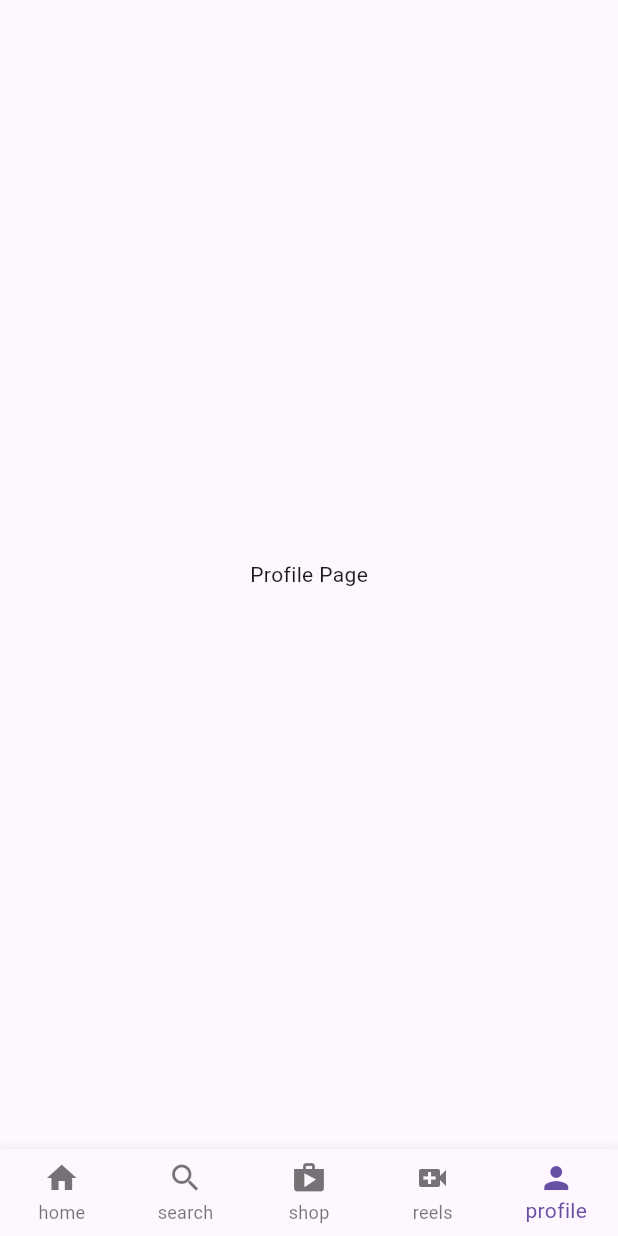
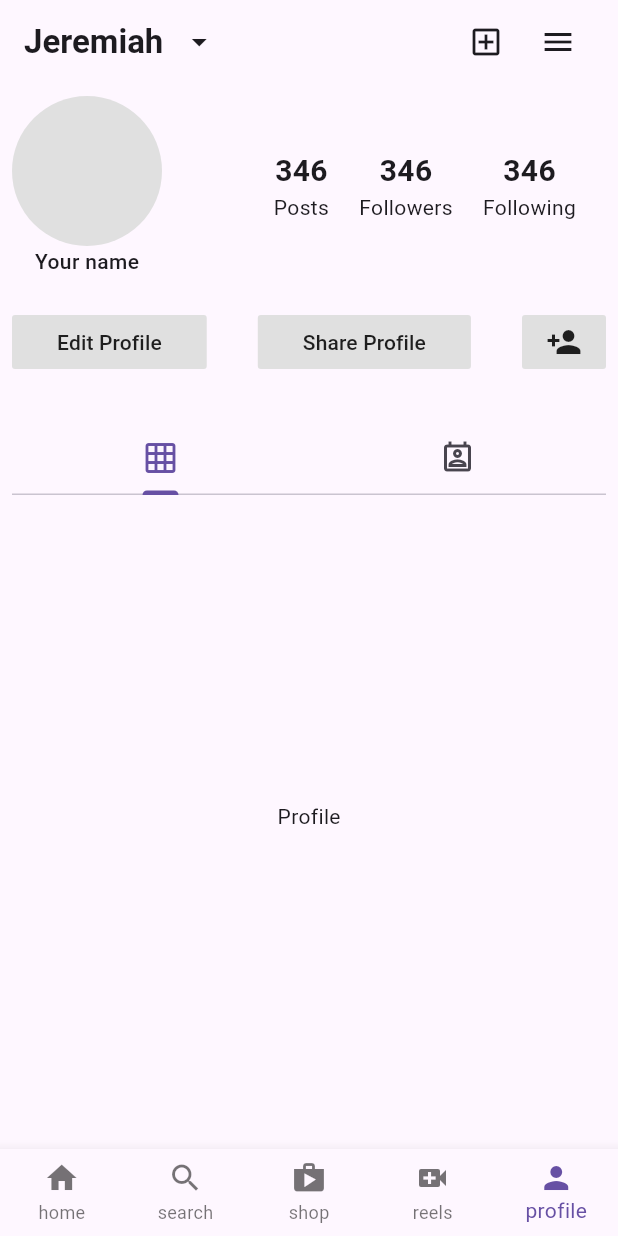
Before and after one commit to JER3MIAH/flutter_instagram_clone, a Flutter app: the screen it shows after launch, item 5 of the bottom bar chosen, on a phone screen of 412 x 824 dp. Run offline on Flutter 3.47's test engine with Material 3 defaults, Android fonts, the phone set to English and light mode, and no system bars.

Commit message:
Implement Profile page(ui)

```diff
--- a/lib/ui/features/profile/pages/profile_page.dart
+++ b/lib/ui/features/profile/pages/profile_page.dart
@@ -1,13 +1,148 @@
 import 'package:flutter/material.dart';
+import 'package:flutter_instagram_clone/ui/features/profile/widgets/profile_button.dart';
 
 class ProfilePage extends StatelessWidget {
   const ProfilePage({super.key});
 
   @override
   Widget build(BuildContext context) {
-    return Scaffold(
-      body: Center(
-        child: Text('Profile Page'),
+    return DefaultTabController(
+      length: 2,
+      child: Scaffold(
+        appBar: AppBar(
+          backgroundColor: Colors.transparent,
+          elevation: 0,
+          title: Row(
+            children: [
+              const Text(
+                'Jeremiah',
+                style: TextStyle(fontWeight: FontWeight.bold),
+              ),
+              IconButton(
+                onPressed: () {},
+                icon: const Icon(Icons.arrow_drop_down),
+              ),
+              const Spacer(),
+              IconButton(
+                onPressed: () {},
+                icon: const Icon(Icons.add_box_outlined),
+              ),
+              DrawerButton(
+                onPressed: () {},
+              ),
+            ],
+          ),
+          scrolledUnderElevation: 9,
+        ),
+        body: Padding(
+          padding: const EdgeInsets.all(8.0),
+          child: Column(
+            children: [
+              Row(
+                children: [
+                  Column(
+                    children: [
+                      Container(
+                        height: 100,
+                        width: 100,
+                        decoration: BoxDecoration(
+                          shape: BoxShape.circle,
+                          color: Colors.grey[300],
+                        ),
+                      ),
+                      const Text(
+                        'Your name',
+                        style: TextStyle(fontWeight: FontWeight.w500),
+                      ),
+                    ],
+                  ),
+                  const Spacer(),
+                  const Row(
+                    children: [
+                      Column(
+                        children: [
+                          Text(
+                            '346',
+                            style: TextStyle(
+                                fontSize: 20, fontWeight: FontWeight.bold),
+                          ),
+                          Text('Posts'),
+                        ],
+                      ),
+                      SizedBox(width: 20),
+                      Column(
+                        children: [
+                          Text(
+                            '346',
+                            style: TextStyle(
+                                fontSize: 20, fontWeight: FontWeight.bold),
+                          ),
+                          Text('Followers'),
+                        ],
+                      ),
+                      SizedBox(width: 20),
+                      Column(
+                        children: [
+                          Text(
+                            '346',
+                            style: TextStyle(
+                                fontSize: 20, fontWeight: FontWeight.bold),
+                          ),
+                          Text('Following'),
+                        ],
+                      ),
+                      SizedBox(width: 20),
+                    ],
+                  ),
+                ],
+              ),
+              const SizedBox(height: 20),
+              Row(
+                mainAxisAlignment: MainAxisAlignment.spaceBetween,
+                children: [
+                  const ProfileButton(
+                    text: 'Edit Profile',
+                    padding: EdgeInsets.symmetric(horizontal: 30),
+                  ),
+                  const ProfileButton(
+                    text: 'Share Profile',
+                    padding: EdgeInsets.symmetric(horizontal: 30),
+                  ),
+                  MaterialButton(
+                    onPressed: () {},
+                    color: Colors.grey[300],
+                    elevation: 0,
+                    minWidth: 30,
+                    child: const Icon(Icons.person_add),
+                  ),
+                ],
+              ),
+              const SizedBox(height: 30),
+              const TabBar(
+                tabs: [
+                  Tab(
+                    child: Icon(Icons.grid_on_outlined),
+                  ),
+                  Tab(
+                    child: Icon(Icons.perm_contact_cal_outlined),
+                  ),
+                ],
+              ),
+              const Expanded(
+                child: TabBarView(
+                  children: [
+                    Center(
+                      child: Text('Profile'),
+                    ),
+                    Center(
+                      child: Text('Photos and videos'),
+                    ),
+                  ],
+                ),
+              )
+            ],
+          ),
+        ),
       ),
     );
   }
--- /dev/null
+++ b/lib/ui/features/profile/widgets/profile_button.dart
@@ -0,0 +1,22 @@
+import 'package:flutter/material.dart';
+
+class ProfileButton extends StatelessWidget {
+  final EdgeInsetsGeometry? padding;
+  final String text;
+  const ProfileButton({
+    super.key,
+    this.padding,
+    required this.text,
+  });
+
+  @override
+  Widget build(BuildContext context) {
+    return MaterialButton(
+      onPressed: () {},
+      padding: padding,
+      color: Colors.grey[300],
+      elevation: 0,
+      child: Text(text),
+    );
+  }
+}
--- a/pubspec.yaml
+++ b/pubspec.yaml
@@ -35,6 +35,7 @@ dependencies:
   # The following adds the Cupertino Icons font to your application.
   # Use with the CupertinoIcons class for iOS style icons.
   cupertino_icons: ^1.0.2
+  liquid_pull_to_refresh: ^3.0.1
 
 dev_dependencies:
   flutter_test:
```
Also changed, not shown: pubspec.lock.
